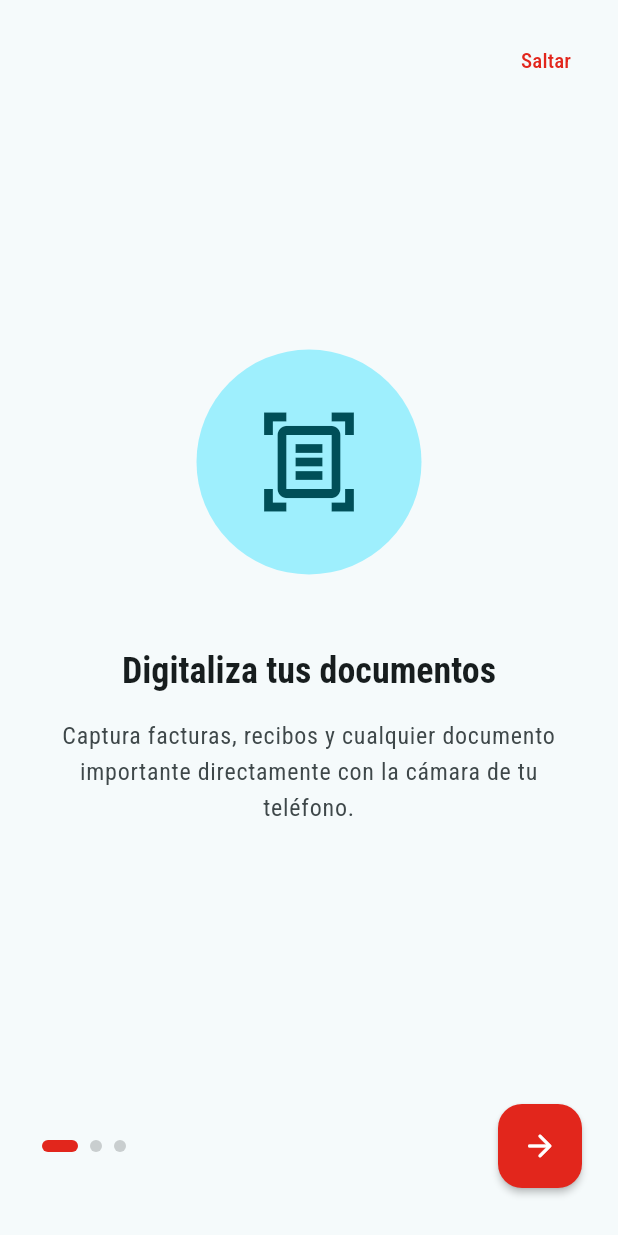
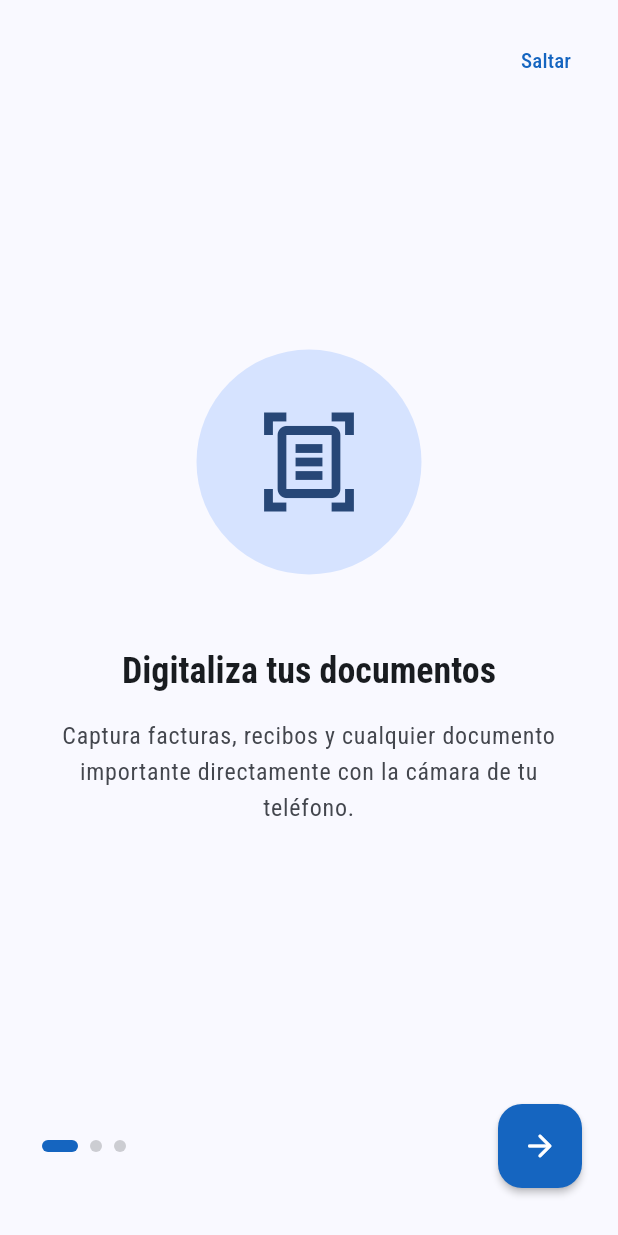
Before and after one commit to NicolasCeronM/sgidt, a Flutter app: the screen it shows after launch, on a phone screen of 412 x 824 dp. Run offline on Flutter 3.47's test engine with Material 3 defaults, Android fonts, the phone set to English and light mode, and no system bars; our stand-ins replace dio, fl_chart, flutter_secure_storage, google_fonts, image_picker, pretty_dio_logger and 1 more; missing offline and left inert: flutter_cached_pdfview.

Commit message:
Actualiza la paleta de colores de la aplicación, reemplazando el rojo por un nuevo azul como color primario y ajustando los temas claro y oscuro para mantener la identidad de marca.

```diff
--- a/sgidt_mobile/lib/theme/app_theme.dart
+++ b/sgidt_mobile/lib/theme/app_theme.dart
@@ -44,22 +44,26 @@ class CustomColors extends ThemeExtension<CustomColors> {
 
 
 class AppTheme {
-  static const Color sgidtRed = Color(0xFFE2261C);
+  // ⛔️ Color rojo anterior (ya no se usa como primario)
+  // static const Color sgidtRed = Color(0xFFB71C1C);
 
-  // ------ LIGHT THEME (CON FONDOS NEUTROS) ------
+  // 💡 NUEVO COLOR PRIMARIO RECOMENDADO
+  static const Color sgidtBlue = Color(0xFF1565C0); // Colors.blue.shade800
+
+  // ------ LIGHT THEME (MODIFICADO) ------
   static ThemeData light() {
-    // 1. Usamos una semilla neutra (gris) para obtener fondos blancos/grises puros.
     final baseScheme = ColorScheme.fromSeed(
-      seedColor: Colors.grey, // Semilla neutra
+      // 💡 CAMBIO: Se usa el nuevo azul como 'seed'
+      seedColor: sgidtBlue,
       brightness: Brightness.light,
     );
 
     return ThemeData(
       useMaterial3: true,
-      // 2. Sobrescribimos el color primario para mantener la identidad de marca.
       colorScheme: baseScheme.copyWith(
-        primary: sgidtRed,
-        secondary: sgidtRed,
+        // 💡 CAMBIO: Se define el primario y secundario con el azul
+        primary: sgidtBlue,
+        secondary: sgidtBlue,
       ),
       textTheme: GoogleFonts.latoTextTheme(ThemeData(brightness: Brightness.light).textTheme),
       appBarTheme: AppBarTheme(
@@ -74,7 +78,8 @@ class AppTheme {
         shape: RoundedRectangleBorder(borderRadius: BorderRadius.circular(16)),
       ),
       floatingActionButtonTheme: const FloatingActionButtonThemeData(
-        backgroundColor: sgidtRed,
+        // 💡 CAMBIO: El FAB ahora usa el azul
+        backgroundColor: sgidtBlue,
         foregroundColor: Colors.white,
       ),
       extensions: const <ThemeExtension<dynamic>>[
@@ -83,7 +88,7 @@ class AppTheme {
     );
   }
 
-  // ------ DARK THEME (CON FONDOS NEUTROS) ------
+  // ------ DARK THEME (Con los cambios a blanco de la petición anterior) ------
   static ThemeData dark() {
     final baseScheme = ColorScheme.fromSeed(
       seedColor: Colors.blueGrey,
@@ -93,8 +98,9 @@ class AppTheme {
     return ThemeData(
       useMaterial3: true,
       colorScheme: baseScheme.copyWith(
-        primary: sgidtRed,
-        secondary: sgidtRed,
+        // Se mantiene en blanco como pediste
+        primary: Colors.white,
+        secondary: Colors.white,
       ),
       textTheme: GoogleFonts.latoTextTheme(ThemeData(brightness: Brightness.dark).textTheme),
       appBarTheme: AppBarTheme(
@@ -109,8 +115,9 @@ class AppTheme {
         shape: RoundedRectangleBorder(borderRadius: BorderRadius.circular(16)),
       ),
       floatingActionButtonTheme: const FloatingActionButtonThemeData(
-        backgroundColor: sgidtRed,
-        foregroundColor: Colors.white,
+        // Se mantiene en blanco/negro como pediste
+        backgroundColor: Colors.white,
+        foregroundColor: Colors.black,
       ),
       extensions: const <ThemeExtension<dynamic>>[
         CustomColors.dark,
```
